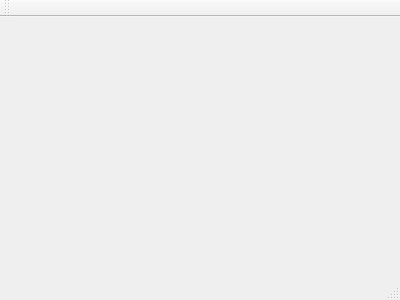
Old version of the form mainwindow.ui in the repository Ekko98/Chotel.
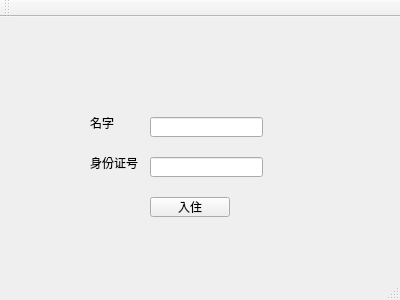
New version of the form.

Patch:
```diff
--- a/mainwindow.ui
+++ b/mainwindow.ui
@@ -12,13 +12,88 @@
   <property name="windowTitle" >
    <string>MainWindow</string>
   </property>
-  <widget class="QMenuBar" name="menuBar" />
-  <widget class="QToolBar" name="mainToolBar" />
-  <widget class="QWidget" name="centralWidget" />
-  <widget class="QStatusBar" name="statusBar" />
+  <widget class="QWidget" name="centralWidget">
+   <widget class="QPushButton" name="checkin_button">
+    <property name="geometry">
+     <rect>
+      <x>150</x>
+      <y>180</y>
+      <width>80</width>
+      <height>20</height>
+     </rect>
+    </property>
+    <property name="text">
+     <string>入住</string>
+    </property>
+   </widget>
+   <widget class="QLabel" name="label_name">
+    <property name="geometry">
+     <rect>
+      <x>90</x>
+      <y>100</y>
+      <width>54</width>
+      <height>12</height>
+     </rect>
+    </property>
+    <property name="text">
+     <string>名字</string>
+    </property>
+   </widget>
+   <widget class="QLineEdit" name="input_name">
+    <property name="geometry">
+     <rect>
+      <x>150</x>
+      <y>100</y>
+      <width>113</width>
+      <height>20</height>
+     </rect>
+    </property>
+   </widget>
+   <widget class="QLineEdit" name="input_id">
+    <property name="geometry">
+     <rect>
+      <x>150</x>
+      <y>140</y>
+      <width>113</width>
+      <height>20</height>
+     </rect>
+    </property>
+   </widget>
+   <widget class="QLabel" name="label_id">
+    <property name="geometry">
+     <rect>
+      <x>90</x>
+      <y>140</y>
+      <width>54</width>
+      <height>12</height>
+     </rect>
+    </property>
+    <property name="text">
+     <string>身份证号</string>
+    </property>
+   </widget>
+  </widget>
+  <widget class="QMenuBar" name="menuBar">
+   <property name="geometry">
+    <rect>
+     <x>0</x>
+     <y>0</y>
+     <width>400</width>
+     <height>22</height>
+    </rect>
+   </property>
+  </widget>
+  <widget class="QToolBar" name="mainToolBar">
+   <attribute name="toolBarArea">
+    <enum>TopToolBarArea</enum>
+   </attribute>
+   <attribute name="toolBarBreak">
+    <bool>false</bool>
+   </attribute>
+  </widget>
+  <widget class="QStatusBar" name="statusBar"/>
  </widget>
- <layoutDefault spacing="6" margin="11" />
- <pixmapfunction></pixmapfunction>
+ <layoutdefault spacing="6" margin="11"/>
  <resources/>
  <connections/>
 </ui>
```
Left out of the diff: 7 changed lines with no effect on the pictures.
